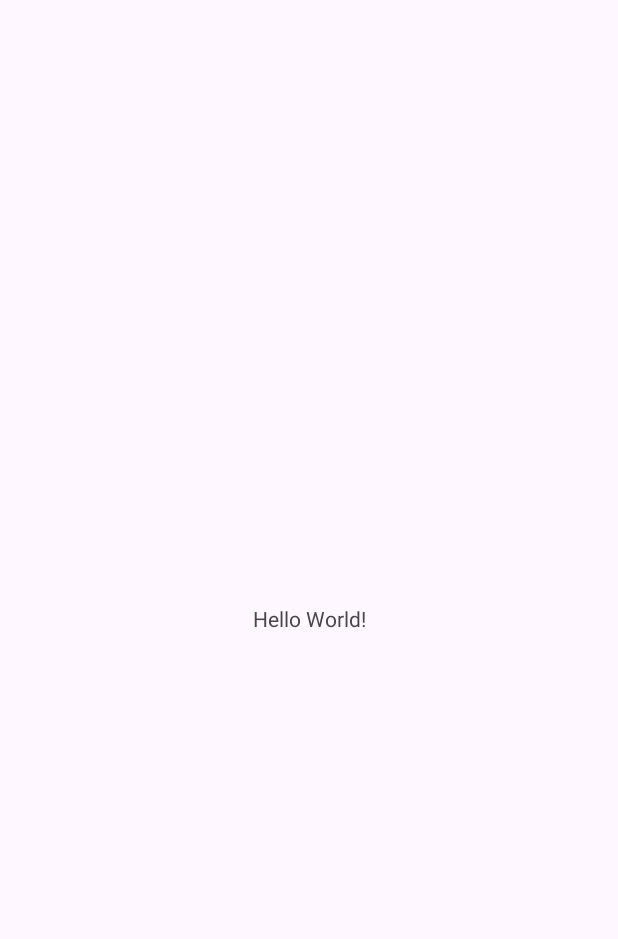
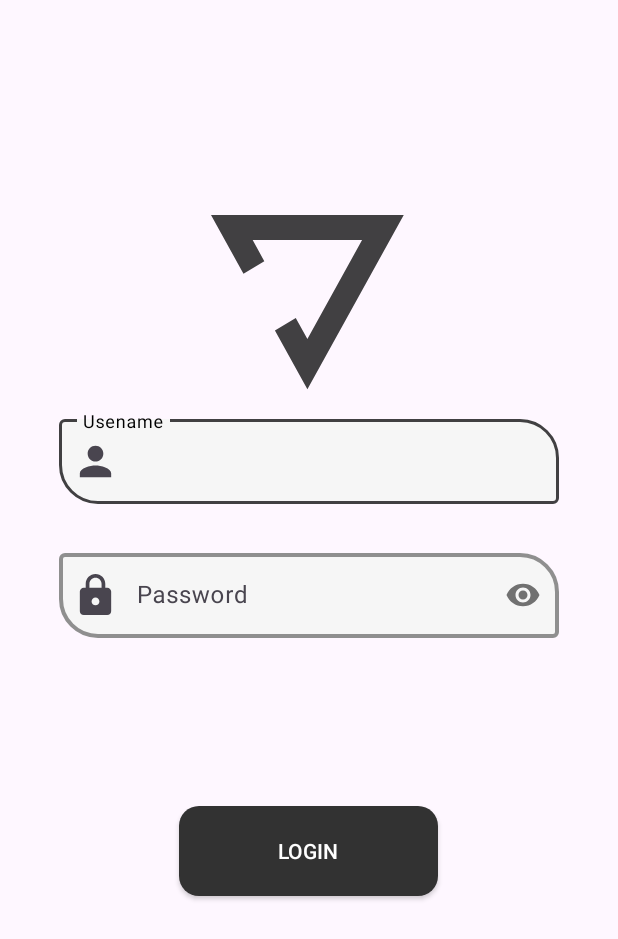
Before and after one commit to PanchalAnsh/TestApp, an Android app: the screen it shows after launch (MainActivity before the commit, LoginActivity after it), on a phone screen of 412 x 824 dp. Before the commit the part shown is almost empty. Shown: the top 939 px of the screen. Run offline under Robolectric (Android 15) with nearby library versions, the phone set to English and light mode, and no system bars; our stand-ins replace sdp/ssp sizes.

Commit message:
Login Activity Done commit

```diff
--- a/app/src/main/AndroidManifest.xml
+++ b/app/src/main/AndroidManifest.xml
@@ -13,8 +13,11 @@
         android:theme="@style/Theme.TestApp"
         tools:targetApi="31">
         <activity
+            android:name=".Activities.LoginActivity"
+            android:exported="false" />
+        <activity
             android:name=".Activities.SplashScreenActivity"
-            android:exported="true" >
+            android:exported="true">
             <intent-filter>
                 <action android:name="android.intent.action.MAIN" />
 
@@ -22,8 +25,6 @@
             </intent-filter>
         </activity>
         <activity android:name=".MainActivity" />
-
-
     </application>
 
 </manifest>
--- /dev/null
+++ b/app/src/main/java/com/example/testapp/Activities/LoginActivity.java
@@ -0,0 +1,125 @@
+package com.example.testapp.Activities;
+
+import androidx.annotation.Nullable;
+import androidx.appcompat.app.AppCompatActivity;
+import androidx.appcompat.widget.AppCompatButton;
+
+import android.content.Intent;
+import android.os.Bundle;
+import android.text.Editable;
+import android.text.TextWatcher;
+import android.view.View;
+import android.widget.Toast;
+
+import com.example.testapp.MainActivity;
+import com.example.testapp.R;
+import com.google.android.material.textfield.TextInputEditText;
+import com.google.android.material.textfield.TextInputLayout;
+
+public class LoginActivity extends AppCompatActivity {
+
+    TextInputLayout txtInLayoutUsername;
+    TextInputLayout txtInLayoutPassword;
+
+    TextInputEditText edtUsername;
+    TextInputEditText edtPassword;
+
+    AppCompatButton btnLogin;
+
+    @Override
+    protected void onCreate(@Nullable Bundle savedInstanceState) {
+        super.onCreate(savedInstanceState);
+        setContentView(R.layout.activity_login);
+
+        txtInLayoutUsername=findViewById(R.id.txtInputLayoutUsername);
+        txtInLayoutPassword=findViewById(R.id.txtInLayoutPassword);
+
+        edtUsername=findViewById(R.id.edtusername);
+        edtPassword=findViewById(R.id.edtpassword);
+
+        btnLogin=findViewById(R.id.btnlogin);
+
+        edtUsername.addTextChangedListener(new TextWatcher() {
+            @Override
+            public void beforeTextChanged(CharSequence charSequence, int i, int i1, int i2) {
+
+            }
+
+            @Override
+            public void onTextChanged(CharSequence charSequence, int i, int i1, int i2) {
+
+            }
+
+            @Override
+            public void afterTextChanged(Editable editable) {
+
+                String Username = edtUsername.getText().toString();
+                if (Username.equals("admin")) {
+                    txtInLayoutUsername.setError(null);
+                    txtInLayoutUsername.setHelperText("Correct Username");
+                } else {
+                    txtInLayoutUsername.setError("Username not found");
+                    txtInLayoutUsername.setHelperText(null);
+                }
+            }
+        });
+
+
+
+        edtPassword.addTextChangedListener(new TextWatcher() {
+            @Override
+            public void beforeTextChanged(CharSequence charSequence, int i, int i1, int i2) {
+
+            }
+
+            @Override
+            public void onTextChanged(CharSequence charSequence, int i, int i1, int i2) {
+
+            }
+
+            @Override
+            public void afterTextChanged(Editable editable) {
+
+                String password = edtPassword.getText().toString();
+                if (password.equals("admin")) {
+                    txtInLayoutPassword.setError(null);
+                    txtInLayoutPassword.setHelperText("Correct password");
+                } else {
+                    txtInLayoutPassword.setError("Password is invalid");
+                    txtInLayoutPassword.setHelperText(null);
+                }
+            }
+        });
+
+        btnLogin.setOnClickListener(new View.OnClickListener() {
+            @Override
+            public void onClick(View view) {
+
+                String username = edtUsername.getText().toString();
+                String password = edtPassword.getText().toString();
+
+                if (username.isEmpty()) {
+                    txtInLayoutUsername.setError("Username is Empty");
+                } else if (password.isEmpty()) {
+                    txtInLayoutPassword.setError("Password Fiels is Empty");
+                } else if (!username.equals("admin")) {
+                    txtInLayoutUsername.setError("Username is not valid");
+                } else if (!password.equals("admin")) {
+                    txtInLayoutPassword.setError("Password is not valid");
+                } else if (username.equals("admin") && password.equals("admin")) {
+                    Intent i = new Intent(LoginActivity.this, MainActivity.class);
+                    startActivity(i);
+                }
+                else {
+                    Toast.makeText(getApplicationContext(), "Clickable", Toast.LENGTH_SHORT).show();
+                }
+
+            }
+        });
+
+
+
+
+
+    }
+}
--- a/app/src/main/java/com/example/testapp/Activities/SplashScreenActivity.java
+++ b/app/src/main/java/com/example/testapp/Activities/SplashScreenActivity.java
@@ -19,7 +19,7 @@ public class SplashScreenActivity extends AppCompatActivity {
         new Handler().postDelayed(new Runnable() {
             @Override
             public void run() {
-                Intent intent = new Intent(SplashScreenActivity.this, MainActivity.class);
+                Intent intent = new Intent(SplashScreenActivity.this,LoginActivity.class);
                 startActivity(intent);
                 finish();
             }
--- /dev/null
+++ b/app/src/main/res/drawable/login_background.xml
@@ -0,0 +1,11 @@
+<?xml version="1.0" encoding="utf-8"?>
+<shape android:shape="rectangle" xmlns:android="http://schemas.android.com/apk/res/android">
+
+    <size android:width="@dimen/_133sdp"
+        android:height="@dimen/_46sdp"/>
+
+    <corners android:radius="@dimen/_10sdp"/>
+
+
+    <solid android:color="#323232"/>
+</shape>
--- /dev/null
+++ b/app/src/main/res/drawable/login_vectot.xml
@@ -0,0 +1,9 @@
+<vector xmlns:android="http://schemas.android.com/apk/res/android"
+    android:width="@dimen/_100sdp"
+    android:height="@dimen/_90sdp"
+    android:viewportWidth="74"
+    android:viewportHeight="64">
+  <path
+      android:pathData="M12.323,21.338L20.231,16.777L15.817,9.135H57.333L36.582,45.09L32.167,37.435L24.259,42.01L36.582,63.348L73.15,0H0L12.323,21.338Z"
+      android:fillColor="#414042"/>
+</vector>
--- /dev/null
+++ b/app/src/main/res/drawable/password_icon.xml
@@ -0,0 +1,6 @@
+<vector android:height="@dimen/_24sdp" android:tint="#414042
+"
+    android:viewportHeight="24" android:viewportWidth="24"
+    android:width="@dimen/_24sdp" xmlns:android="http://schemas.android.com/apk/res/android">
+    <path android:fillColor="@android:color/white" android:pathData="M18,8h-1L17,6c0,-2.76 -2.24,-5 -5,-5S7,3.24 7,6v2L6,8c-1.1,0 -2,0.9 -2,2v10c0,1.1 0.9,2 2,2h12c1.1,0 2,-0.9 2,-2L20,10c0,-1.1 -0.9,-2 -2,-2zM12,17c-1.1,0 -2,-0.9 -2,-2s0.9,-2 2,-2 2,0.9 2,2 -0.9,2 -2,2zM15.1,8L8.9,8L8.9,6c0,-1.71 1.39,-3.1 3.1,-3.1 1.71,0 3.1,1.39 3.1,3.1v2z"/>
+</vector>
--- /dev/null
+++ b/app/src/main/res/drawable/person_icon.xml
@@ -0,0 +1,5 @@
+<vector android:height="@dimen/_24sdp" android:tint="#414042"
+    android:viewportHeight="24" android:viewportWidth="24"
+    android:width="@dimen/_24sdp" xmlns:android="http://schemas.android.com/apk/res/android">
+    <path android:fillColor="@android:color/white" android:pathData="M12,12c2.21,0 4,-1.79 4,-4s-1.79,-4 -4,-4 -4,1.79 -4,4 1.79,4 4,4zM12,14c-2.67,0 -8,1.34 -8,4v2h16v-2c0,-2.66 -5.33,-4 -8,-4z"/>
+</vector>
--- /dev/null
+++ b/app/src/main/res/layout/activity_login.xml
@@ -0,0 +1,109 @@
+<?xml version="1.0" encoding="utf-8"?>
+<LinearLayout xmlns:android="http://schemas.android.com/apk/res/android"
+    xmlns:app="http://schemas.android.com/apk/res-auto"
+    xmlns:tools="http://schemas.android.com/tools"
+    android:layout_width="match_parent"
+    android:layout_height="match_parent"
+    tools:context=".activity.login"
+    android:orientation="vertical">
+
+    <ImageView
+        android:layout_width="wrap_content"
+        android:layout_height="wrap_content"
+        android:src="@drawable/login_vectot"
+        android:layout_marginTop="@dimen/_110sdp"
+        android:layout_gravity="center_horizontal"/>
+
+    <!--    <EditText-->
+    <!--        android:layout_width="321dp"-->
+    <!--        android:layout_height="wrap_content"-->
+    <!--        android:background="@drawable/login_background"-->
+    <!--        android:layout_gravity="center_horizontal"-->
+    <!--        android:layout_marginTop="150dp"-->
+    <!--        android:hint="Username"-->
+    <!--        />-->
+
+    <!--    <EditText-->
+    <!--        android:layout_width="321dp"-->
+    <!--        android:layout_height="wrap_content"-->
+    <!--        android:background="@drawable/login_background"-->
+    <!--        android:layout_gravity="center_horizontal"-->
+    <!--        android:layout_marginTop="21dp"-->
+    <!--        android:hint="Password"-->
+    <!--        />-->
+
+    <com.google.android.material.textfield.TextInputLayout
+        android:layout_width="match_parent"
+        android:layout_height="wrap_content"
+        app:boxStrokeColor="#414042"
+        app:boxBackgroundColor="#F6F6F6"
+        app:boxBackgroundMode="outline"
+        app:boxStrokeWidth="@dimen/_2sdp"
+        app:startIconDrawable="@drawable/person_icon"
+        android:hint="Usename"
+        app:hintTextColor="#000000"
+        android:layout_marginTop="@dimen/_10sdp"
+        android:layout_marginLeft="@dimen/_30sdp"
+        android:layout_marginRight="@dimen/_30sdp"
+        app:boxCornerRadiusBottomStart="@dimen/_20sdp"
+        app:boxCornerRadiusTopEnd="@dimen/_20sdp"
+        app:errorEnabled="true"
+        android:id="@+id/txtInputLayoutUsername"
+        app:helperTextEnabled="true"
+        >
+
+        <com.google.android.material.textfield.TextInputEditText
+            android:layout_width="match_parent"
+            android:layout_height="match_parent"
+            android:inputType="text"
+            android:id="@+id/edtusername"
+            />
+
+
+    </com.google.android.material.textfield.TextInputLayout>
+
+    <com.google.android.material.textfield.TextInputLayout
+        android:layout_width="match_parent"
+        android:layout_height="wrap_content"
+        app:boxStrokeColor="#414042"
+        app:boxBackgroundColor="#F6F6F6"
+        app:boxBackgroundMode="outline"
+        app:boxStrokeWidth="@dimen/_2sdp"
+        app:startIconDrawable="@drawable/password_icon"
+        android:hint="Password"
+        app:hintTextColor="#000000"
+        android:layout_marginTop="@dimen/_5sdp"
+        android:layout_marginLeft="@dimen/_30sdp"
+        android:layout_marginRight="@dimen/_30sdp"
+        app:boxCornerRadiusBottomStart="@dimen/_20sdp"
+        app:boxCornerRadiusTopEnd="@dimen/_20sdp"
+        app:passwordToggleEnabled="true"
+        app:errorEnabled="true"
+        app:counterMaxLength="5"
+        android:id="@+id/txtInLayoutPassword"
+        app:helperTextEnabled="true"
+        >
+
+        <com.google.android.material.textfield.TextInputEditText
+            android:layout_width="match_parent"
+            android:layout_height="match_parent"
+            android:inputType="textPassword"
+            android:gravity="center_vertical"
+            android:id="@+id/edtpassword"
+            />
+
+
+    </com.google.android.material.textfield.TextInputLayout>
+
+    <androidx.appcompat.widget.AppCompatButton
+        android:layout_width="wrap_content"
+        android:layout_height="wrap_content"
+        android:layout_gravity="center_horizontal"
+        android:layout_marginTop="@dimen/_70sdp"
+        android:background="@drawable/login_background"
+        android:text="Login"
+        android:textColor="@color/white"
+        android:id="@+id/btnlogin"
+        />
+
+</LinearLayout>
```
